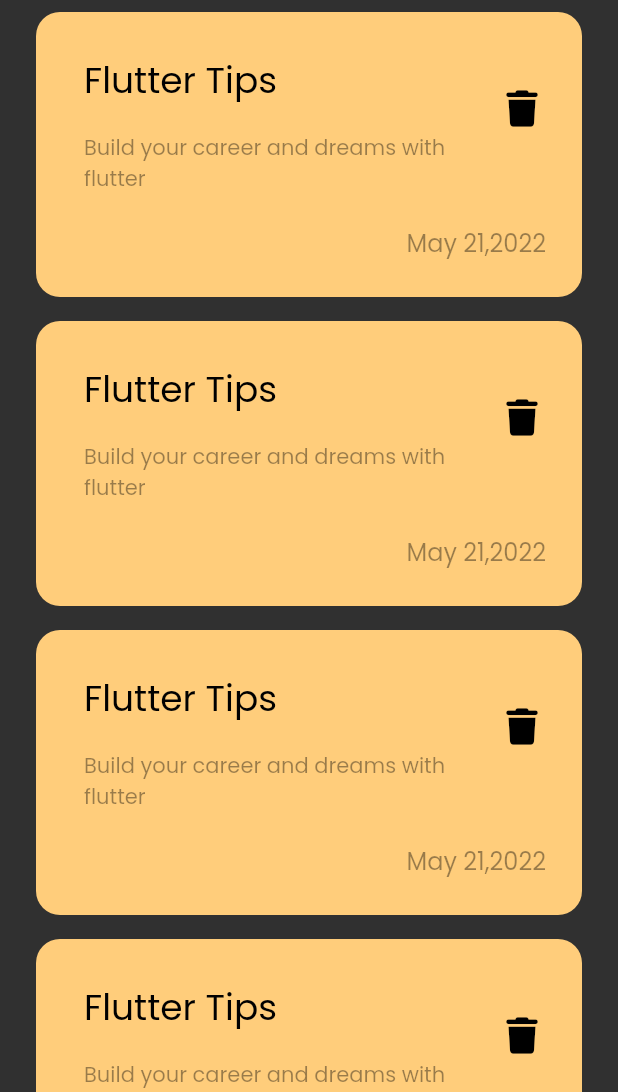
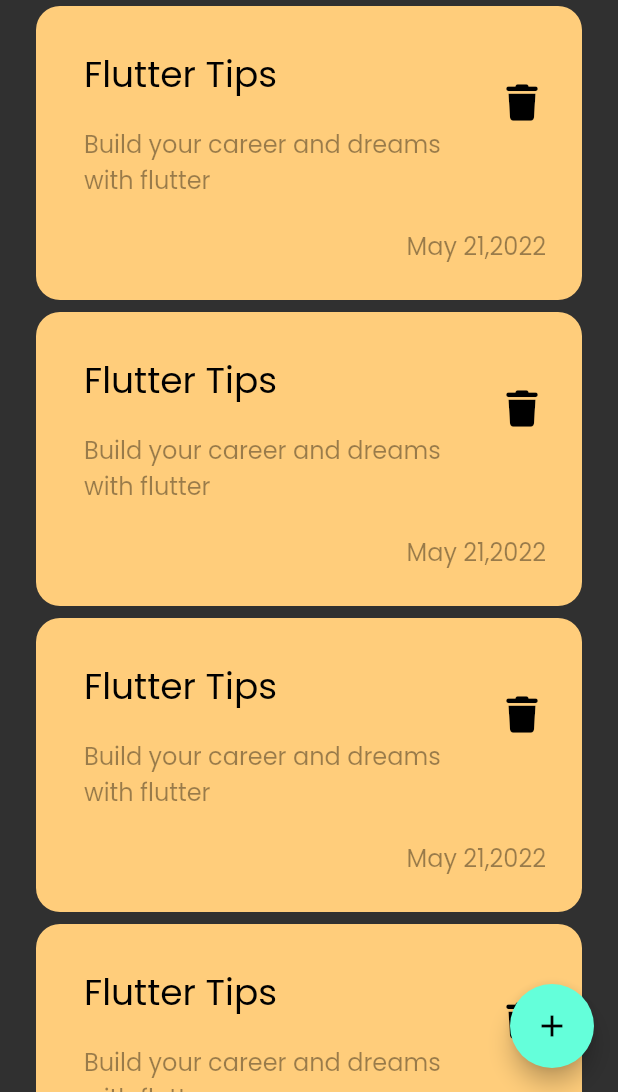
Before and after one commit to yasserdarwish/note_app, a Flutter app: the screen it shows after launch, on a phone screen of 412 x 824 dp, the part 144-1236 px from its top. Run offline on Flutter 3.47's test engine with Material 2 defaults, Android fonts, the phone set to English and light mode, and no system bars; our stand-ins replace font_awesome_flutter.

Commit message:
add floating action button

```diff
--- a/lib/views/notes_view.dart
+++ b/lib/views/notes_view.dart
@@ -6,6 +6,9 @@ class NotesView extends StatelessWidget {
 
   @override
   Widget build(BuildContext context) {
-    return const Scaffold(body: NotesViewBody());
+    return Scaffold(
+        floatingActionButton: FloatingActionButton(
+            onPressed: () {}, child: const Icon(Icons.add)),
+        body: const NotesViewBody());
   }
 }
--- a/lib/views/widgets/custom_note_item.dart
+++ b/lib/views/widgets/custom_note_item.dart
@@ -24,7 +24,8 @@ class NoteItem extends StatelessWidget {
                 padding: const EdgeInsets.symmetric(vertical: 16),
                 child: Text(
                   "Build your career and dreams with flutter",
-                  style: TextStyle(color: Colors.black.withOpacity(0.4)),
+                  style: TextStyle(
+                      color: Colors.black.withOpacity(0.4), fontSize: 16),
                 ),
               ),
               trailing: IconButton(
--- a/lib/views/widgets/note_list_view.dart
+++ b/lib/views/widgets/note_list_view.dart
@@ -8,7 +8,7 @@ class NoteListView extends StatelessWidget {
   Widget build(BuildContext context) {
     return ListView.builder(itemBuilder: ((context, index) {
       return const Padding(
-        padding: EdgeInsets.symmetric(vertical: 8),
+        padding: EdgeInsets.symmetric(vertical: 4),
         child: NoteItem(),
       );
     }));
```
